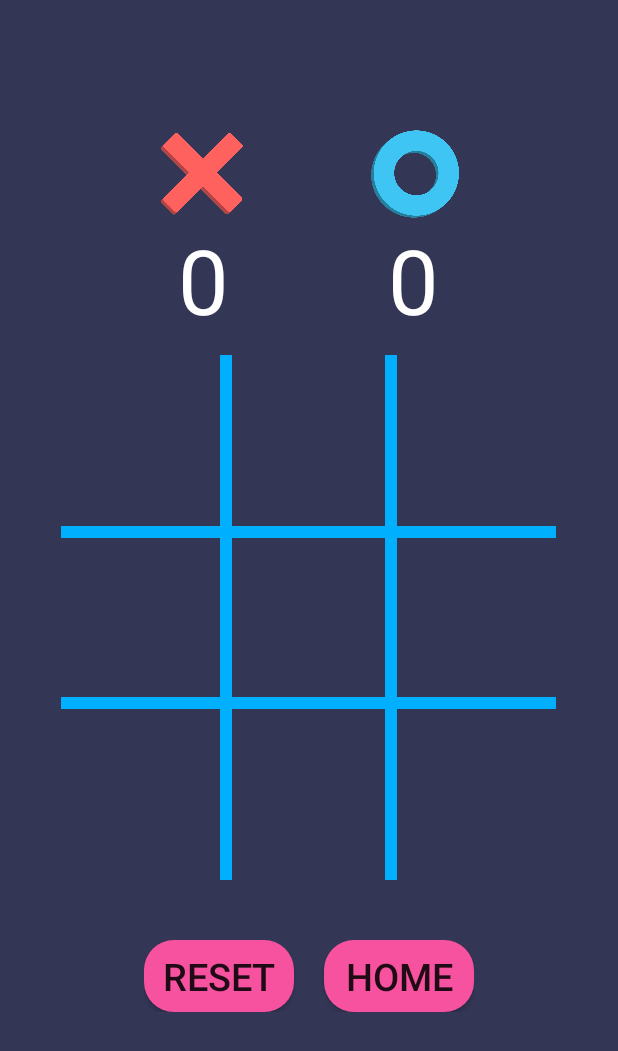
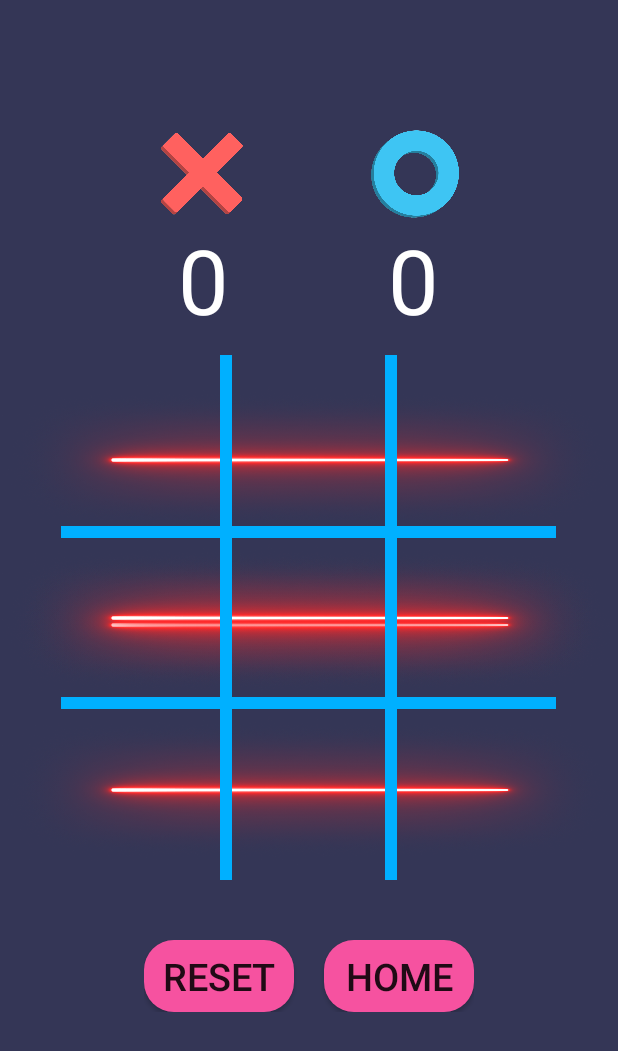
Before and after one commit to Ravishanker7/Tic-Tac-Toe-using-Minmax-algorithm, an Android app: the multiplayer screen opened directly, with no data from a screen before it, after a tap on an icon or button, on a phone screen of 412 x 824 dp. Shown: the top 1051 px of the screen. Run offline under Robolectric (Android 15) with nearby library versions, the phone set to English and light mode, and no system bars; 2 other taps on this screen came first.

Commit message:
dela in process

```diff
--- a/app/build.gradle.kts
+++ b/app/build.gradle.kts
@@ -9,7 +9,7 @@ android {
 
     defaultConfig {
         applicationId = "com.example.ttt"
-        minSdk = 25
+        minSdk = 24
         targetSdk = 34
         versionCode = 1
         versionName = "1.0"
--- a/app/src/main/java/com/example/ttt/multiplayer.java
+++ b/app/src/main/java/com/example/ttt/multiplayer.java
@@ -4,6 +4,7 @@ import androidx.appcompat.app.AppCompatActivity;
 
 import android.content.Intent;
 import android.os.Bundle;
+import android.os.Handler;
 import android.view.View;
 import android.widget.Button;
 import android.widget.ImageView;
@@ -16,8 +17,6 @@ import java.util.List;
 public class multiplayer extends AppCompatActivity {
 
     private ImageView btn1, btn2, btn3, btn4, btn5, btn6, btn7, btn8, btn9;
-    private int w1 = 3, w2 = 3, w3 = 3, w4 = 3, w5 = 3, w6 = 3, w7 = 3, w8 = 3, w9 = 3;
-    private String checkplayer = "X";
     private int count = 0, xcount = 0, ocount = 0;
     private Button resetButton, homee;
     private TextView xscoree, oscoree;
@@ -186,11 +185,45 @@ public class multiplayer extends AppCompatActivity {
             }
         });
     }
+    private void delay(int n){
+        new Handler().postDelayed(new Runnable() {
+            @Override
+            public void run() {
+                if(n==0) {
+                    btn1.setImageResource(R.drawable.ocopy);
+                }
+                if(n==1){
+                    btn2.setImageResource(R.drawable.ocopy);
+                }
+                if(n==2){
+                    btn3.setImageResource(R.drawable.ocopy);
+                }
+                if(n==4){
+                    btn5.setImageResource(R.drawable.ocopy);
+                }
+                if(n==5){
+                    btn6.setImageResource(R.drawable.ocopy);
+                }
+                if(n==6){
+                    btn7.setImageResource(R.drawable.ocopy);
+                }
+                if(n==7){
+                    btn8.setImageResource(R.drawable.ocopy);
+                }
+                if(n==8){
+                    btn9.setImageResource(R.drawable.ocopy);
+                }
+                if(n==1){
+                    btn2.setImageResource(R.drawable.ocopy);
+                }
+            }
+        },200);
+    }
     public void aimvoe(int board[]){
         bestmove=findBestMove(board);
         if(bestmove==0){
             if(board[0]==2){
-                btn1.setImageResource(R.drawable.ocopy);
+                delay(0);
                 board[0]=1;
                 checkwinner();
                 count++;
@@ -198,7 +231,7 @@ public class multiplayer extends AppCompatActivity {
         }
         if(bestmove==1){
             if(board[1]==2){
-                btn2.setImageResource(R.drawable.ocopy);
+                delay(1);
                 board[1]=1;
                 checkwinner();
                 count++;
@@ -206,7 +239,7 @@ public class multiplayer extends AppCompatActivity {
         }
         if(bestmove==2){
             if(board[2]==2){
-                btn3.setImageResource(R.drawable.ocopy);
+                delay(2);
                 board[2]=1;
                 checkwinner();
                 count++;
@@ -214,7 +247,7 @@ public class multiplayer extends AppCompatActivity {
         }
         if(bestmove==3){
             if(board[3]==2){
-                btn4.setImageResource(R.drawable.ocopy);
+                delay(3);
                 board[3]=1;
                 checkwinner();
                 count++;
@@ -222,7 +255,7 @@ public class multiplayer extends AppCompatActivity {
         }
         if(bestmove==4){
             if(board[4]==2){
-                btn5.setImageResource(R.drawable.ocopy);
+                delay(4);
                 board[4]=1;
                 checkwinner();
                 count++;
@@ -230,7 +263,7 @@ public class multiplayer extends AppCompatActivity {
         }
         if(bestmove==5){
             if(board[5]==2){
-                btn6.setImageResource(R.drawable.ocopy);
+                delay(5);
                 board[5]=1;
                 checkwinner();
                 count++;
@@ -238,7 +271,7 @@ public class multiplayer extends AppCompatActivity {
         }
         if(bestmove==6){
             if(board[6]==2){
-                btn7.setImageResource(R.drawable.ocopy);
+                delay(6);
                 board[6]=1;
                 checkwinner();
                 count++;
@@ -246,14 +279,14 @@ public class multiplayer extends AppCompatActivity {
         }
         if(bestmove==7){
             if(board[7]==2){
-                btn8.setImageResource(R.drawable.ocopy);
+                delay(7);
                 board[7]=1;
                 checkwinner();
                 count++;
             }
         }if(bestmove==8){
             if(board[8]==2){
-                btn9.setImageResource(R.drawable.ocopy);
+                delay(8);
                 board[8]=1;
                 checkwinner();
                 count++;
@@ -264,77 +297,85 @@ public class multiplayer extends AppCompatActivity {
             reset();
         }
     }
-    private void checkwinner(){
-        if(board[0]==board[1] && board[1]==board[2] && board[0]!=2){
-            if(board[0]==1){
-                Toast.makeText(this, "O WON", Toast.LENGTH_SHORT).show();
-                reset();
-            }else if(board[0]==0){
-                Toast.makeText(this, "X WON", Toast.LENGTH_SHORT).show();
+    private void delayy(){
+        new Handler().postDelayed(new Runnable() {
+            @Override
+            public void run() {
                 reset();
             }
+        },1000);
     }
-        if(board[3]==board[4] && board[4]==board[5] && board[3]!=2){
-            if(board[3]==1){
+        private void checkwinner () {
+            if (board[0] == board[1] && board[1] == board[2] && board[0] != 2) {
+                if (board[0] == 1) {
                     Toast.makeText(this, "O WON", Toast.LENGTH_SHORT).show();
-                reset();
-            }else if(board[3]==0){
+                    delayy();
+                } else if (board[0] == 0) {
                     Toast.makeText(this, "X WON", Toast.LENGTH_SHORT).show();
-                reset();
+                    delayy();
                 }
             }
-        if(board[6]==board[7] && board[7]==board[8] && board[6]!=2){
-            if(board[6]==1){
+            if (board[3] == board[4] && board[4] == board[5] && board[3] != 2) {
+                if (board[3] == 1) {
                     Toast.makeText(this, "O WON", Toast.LENGTH_SHORT).show();
-                reset();
-            }else if(board[6]==0){
+                    delayy();
+                } else if (board[3] == 0) {
                     Toast.makeText(this, "X WON", Toast.LENGTH_SHORT).show();
-                reset();
+                    delayy();
                 }
             }
-        if(board[0]==board[3] && board[3]==board[6] && board[0]!=2){
-            if(board[6]==1){
+            if (board[6] == board[7] && board[7] == board[8] && board[6] != 2) {
+                if (board[6] == 1) {
                     Toast.makeText(this, "O WON", Toast.LENGTH_SHORT).show();
-                reset();
-            }else if(board[6]==0){
+                    delayy();
+                } else if (board[6] == 0) {
                     Toast.makeText(this, "X WON", Toast.LENGTH_SHORT).show();
-                reset();
+                    delayy();
                 }
             }
-        if(board[1]==board[4] && board[4]==board[7] && board[1]!=2){
-            if(board[1]==1){
+            if (board[0] == board[3] && board[3] == board[6] && board[0] != 2) {
+                if (board[6] == 1) {
                     Toast.makeText(this, "O WON", Toast.LENGTH_SHORT).show();
-                reset();
-            }else if(board[1]==0){
+                    delayy();
+                } else if (board[6] == 0) {
                     Toast.makeText(this, "X WON", Toast.LENGTH_SHORT).show();
-                reset();
+                    delayy();
                 }
             }
-        if(board[2]==board[5] && board[5]==board[8] && board[2]!=2){
-            if(board[2]==1){
+            if (board[1] == board[4] && board[4] == board[7] && board[1] != 2) {
+                if (board[1] == 1) {
                     Toast.makeText(this, "O WON", Toast.LENGTH_SHORT).show();
-                reset();
-            }else if(board[2]==0){
+                    delayy();
+                } else if (board[1] == 0) {
                     Toast.makeText(this, "X WON", Toast.LENGTH_SHORT).show();
-                reset();
+                    delayy();
                 }
             }
-        if(board[0]==board[4] && board[4]==board[8] && board[0]!=2){
-            if(board[0]==1){
+            if (board[2] == board[5] && board[5] == board[8] && board[2] != 2) {
+                if (board[2] == 1) {
                     Toast.makeText(this, "O WON", Toast.LENGTH_SHORT).show();
-                reset();
-            }else if(board[0]==0){
+                    delayy();
+                } else if (board[2] == 0) {
                     Toast.makeText(this, "X WON", Toast.LENGTH_SHORT).show();
-                reset();
+                    delayy();
                 }
             }
-        if(board[2]==board[4] && board[4]==board[6] && board[2]!=2){
-            if(board[2]==1){
+            if (board[0] == board[4] && board[4] == board[8] && board[0] != 2) {
+                if (board[0] == 1) {
                     Toast.makeText(this, "O WON", Toast.LENGTH_SHORT).show();
-                reset();
-            }else if(board[2]==0){
+                    delayy();
+                } else if (board[0] == 0) {
                     Toast.makeText(this, "X WON", Toast.LENGTH_SHORT).show();
-                reset();
+                    delayy();
+                }
+            }
+            if (board[2] == board[4] && board[4] == board[6] && board[2] != 2) {
+                if (board[2] == 1) {
+                    Toast.makeText(this, "O WON", Toast.LENGTH_SHORT).show();
+                    delayy();
+                } else if (board[2] == 0) {
+                    Toast.makeText(this, "X WON", Toast.LENGTH_SHORT).show();
+                    delayy();
                 }
             }
         }
--- a/app/src/main/res/layout/activity_multiplayer.xml
+++ b/app/src/main/res/layout/activity_multiplayer.xml
@@ -59,6 +59,33 @@
 
     </LinearLayout>
 
+    <ImageView
+        android:layout_width="600dp"
+        android:layout_height="100dp"
+        android:layout_alignTop="@id/btn2"
+        android:layout_centerHorizontal="true"
+        android:background="@drawable/img">
+    </ImageView>
+    <ImageView
+        android:layout_width="600dp"
+        android:layout_height="100dp"
+        android:layout_alignTop="@id/btn5"
+        android:layout_centerHorizontal="true"
+        android:background="@drawable/img">
+    </ImageView>
+    <ImageView
+        android:layout_width="600dp"
+        android:layout_height="100dp"
+        android:layout_alignTop="@id/btn8"
+        android:layout_centerHorizontal="true"
+        android:background="@drawable/img">
+    </ImageView>
+    <ImageView
+        android:layout_width="600dp"
+        android:layout_height="100dp"
+        android:layout_centerVertical="true"
+        android:background="@drawable/img">
+    </ImageView>
     <RelativeLayout
         android:layout_width="90dp"
         android:layout_height="90dp"
```
Also changed, not shown: app/src/main/res/drawable/img.png (added). Lines whose indentation alone changed are shown as unchanged.
